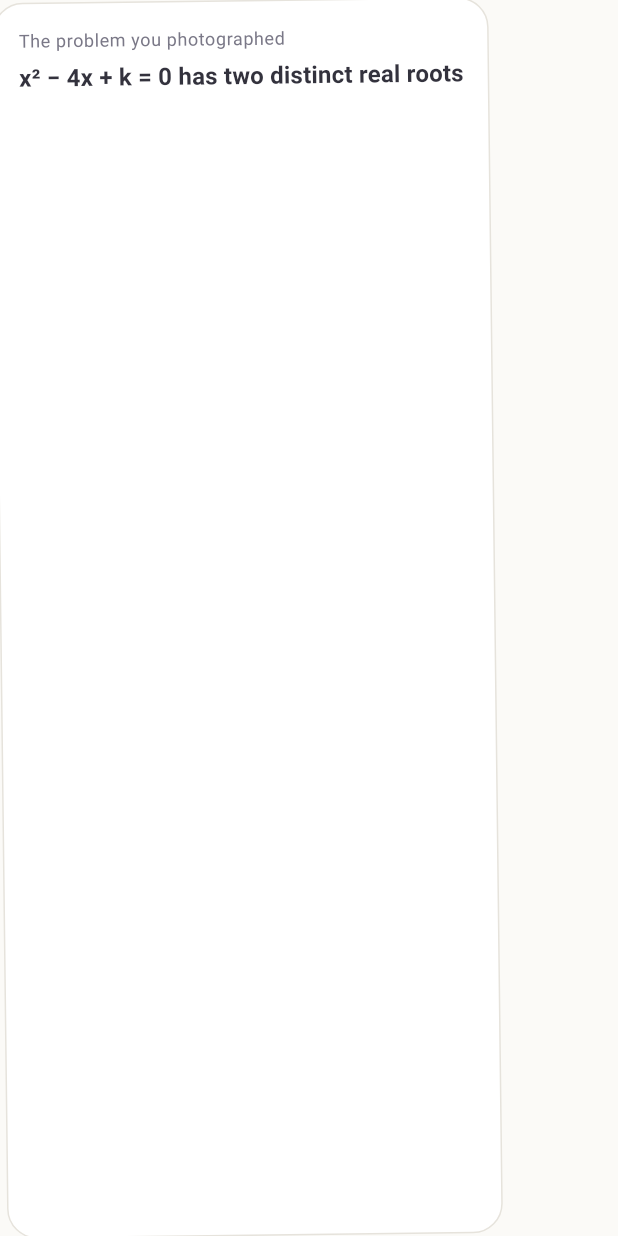
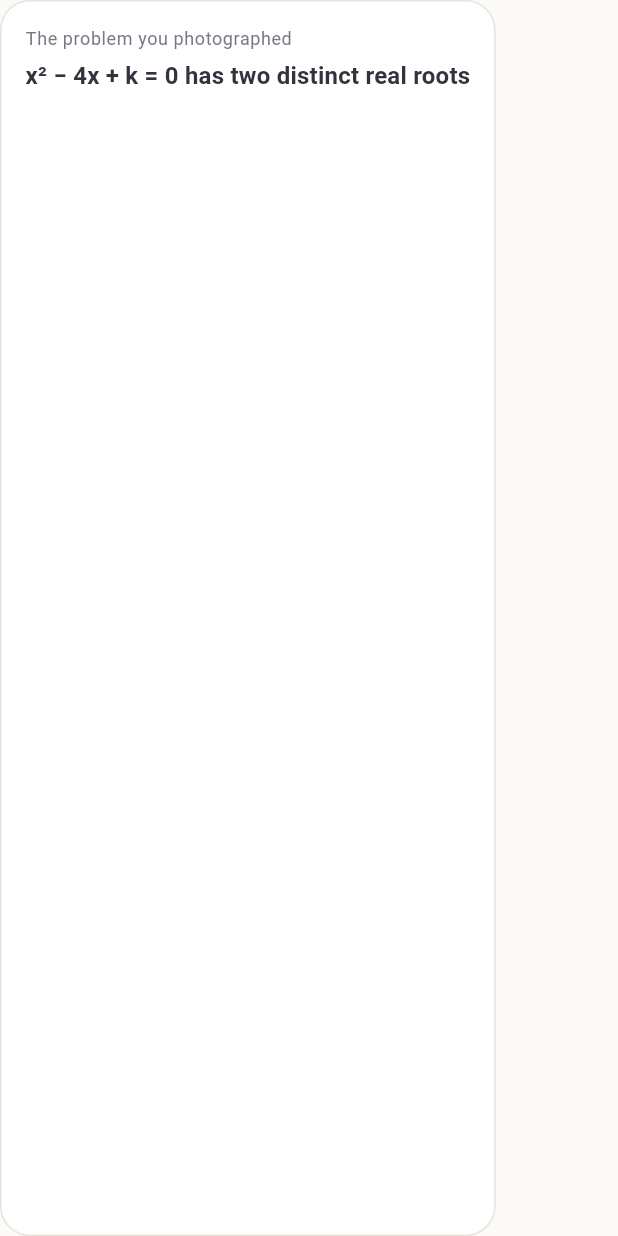
Before and after one commit to sarushili0430/ai-sensei, a Flutter app: the _NotebookCard widget shown alone on an empty page, opened directly, on a phone screen of 412 x 824 dp. Run offline on Flutter 3.47's test engine with Material 3 defaults, Android fonts, the phone set to English and light mode, and no system bars; our stand-ins replace flutter_riverpod, flutter_svg, freezed_annotation, go_router, image_cropper, image_picker and 6 more; missing offline and left inert: flutter_math_fork, livekit_client, onesignal_flutter, purchases_flutter, purchases_ui_flutter, widgetbook and 1 more; accounts and stored records are empty; generated files the repository leaves out were written again; Roboto replaces fonts that are missing (ZenMaruGothic).

Commit message:
fix(mobile): リハーサルの「撮った問題」を傾けるのをやめる
机の上の紙に見せるつもりで -0.012rad 傾けていたが、紙の質感も影も無い
ただのカードでは「紙っぽさ」までは届かず、問題文だけが斜めに組まれた
不具合に見えていた。すぐ下の板書もできた復習問題のカードもまっすぐな
ので、この1枚だけが浮く。

撮ったものだと分かるのはラベル(「撮った問題」)の仕事で、傾きに担わせる
ものではない。ゴールデンも撮り直した。

Co-Authored-By: Claude Opus 5 <noreply@anthropic.com>
Claude-Session: https://claude.ai/code/session_018kTGDsfgycmT39QEmYyehe

```diff
--- a/apps/mobile/lib/src/features/onboarding/presentation/onboarding_rehearsal.dart
+++ b/apps/mobile/lib/src/features/onboarding/presentation/onboarding_rehearsal.dart
@@ -202,8 +202,12 @@ class _OnboardingRehearsalPageState extends State<OnboardingRehearsalPage> {
 
 /// 撮った問題の代わり。本物の写真は使わない(まだカメラを開かせない)。
 ///
-/// わずかに傾けてあるのは、机の上に置いた紙に見せるため。
-/// まっすぐ置くと、アプリが用意した問題集に見える。
+/// **傾けない。** かつては机の上に置いた紙に見せるため少しだけ傾けてあったが、
+/// 紙の質感も影も無いただのカードでは「紙っぽさ」までは届かず、
+/// **問題文だけが斜めに組まれた不具合**に見えていた。すぐ下の板書も、
+/// できた復習問題のカードもまっすぐなので、この1枚だけが浮く。
+/// 撮ったものだと分かるのはラベル(`onboardingTryNotebookLabel`)の仕事で、
+/// 傾きに担わせるものではない。
 class _NotebookCard extends StatelessWidget {
   const _NotebookCard();
 
@@ -211,9 +215,7 @@ class _NotebookCard extends StatelessWidget {
   Widget build(BuildContext context) {
     final AppStrings strings = AppStrings.of(context);
 
-    return Transform.rotate(
-      angle: -0.012,
-      child: Container(
+    return Container(
       padding: const EdgeInsets.all(AppSpacing.md),
       decoration: BoxDecoration(
         color: AppColors.surface,
@@ -227,7 +229,6 @@ class _NotebookCard extends StatelessWidget {
           const SizedBox(height: AppSpacing.xs),
           Text(strings.onboardingTryNotebook, style: Theme.of(context).textTheme.titleMedium),
         ],
-        ),
       ),
     );
   }
```
Also changed, not shown: 1 other file. Lines whose indentation alone changed are shown as unchanged.
